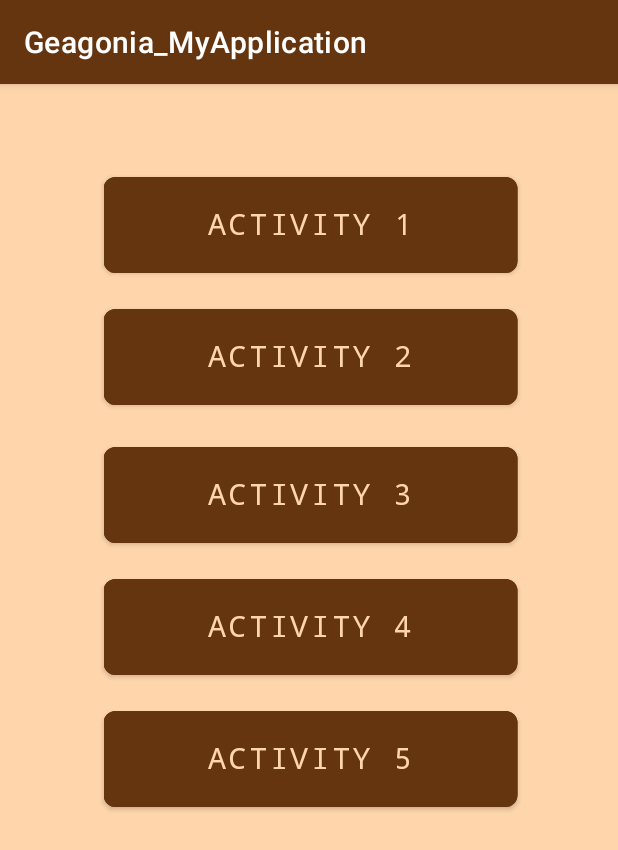
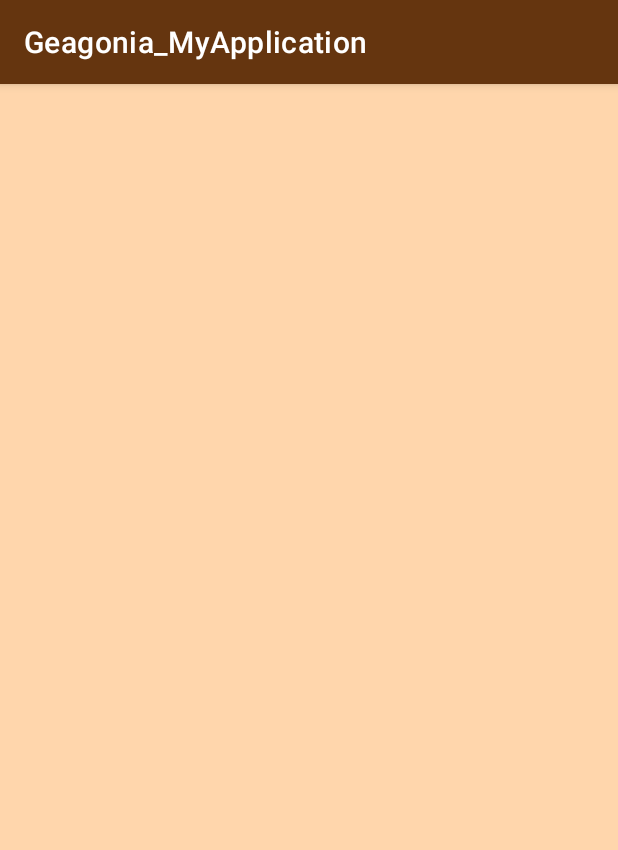
Before and after one commit to MarkYuriPG/Geagonia_MyApplication, an Android app: the screen it shows after launch (MainActivity before the commit, SMS after it), after a tap on "ACTIVITY 5", on a phone screen of 412 x 824 dp. Shown: the top 850 px of the screen. Run offline under Robolectric (Android 15) with nearby library versions, the phone set to English and light mode, and no system bars.

Commit message:
Add sms activity and intent on button activity 5

```diff
--- a/app/src/main/AndroidManifest.xml
+++ b/app/src/main/AndroidManifest.xml
@@ -11,6 +11,9 @@
         android:supportsRtl="true"
         android:theme="@style/Theme.Geagonia_MyApplication"
         tools:targetApi="31">
+        <activity
+            android:name=".SMS"
+            android:exported="false" />
         <activity
             android:name=".Activity_Registration"
             android:exported="false" />
--- a/app/src/main/java/com/example/geagonia_myapplication/MainActivity.java
+++ b/app/src/main/java/com/example/geagonia_myapplication/MainActivity.java
@@ -57,6 +57,8 @@ public class MainActivity extends AppCompatActivity implements View.OnClickListe
                 break;
             case R.id.bt_Activity5:
                 Toast.makeText(this, "Activity 5 button is clicked", Toast.LENGTH_SHORT).show();
+                Intent intent5 = new Intent(this, SMS.class);
+                startActivity(intent5);
                 break;
         }
     }
--- /dev/null
+++ b/app/src/main/java/com/example/geagonia_myapplication/SMS.java
@@ -0,0 +1,19 @@
+package com.example.geagonia_myapplication;
+
+import androidx.appcompat.app.AppCompatActivity;
+
+import android.graphics.drawable.ColorDrawable;
+import android.os.Bundle;
+
+import java.util.Objects;
+
+public class SMS extends AppCompatActivity {
+
+    @Override
+    protected void onCreate(Bundle savedInstanceState) {
+        super.onCreate(savedInstanceState);
+        setContentView(R.layout.activity_sms);
+        Objects.requireNonNull(getSupportActionBar()).setBackgroundDrawable(new ColorDrawable(getResources().getColor(R.color.caramel)));
+
+    }
+}
--- /dev/null
+++ b/app/src/main/res/layout/activity_sms.xml
@@ -0,0 +1,10 @@
+<?xml version="1.0" encoding="utf-8"?>
+<androidx.constraintlayout.widget.ConstraintLayout xmlns:android="http://schemas.android.com/apk/res/android"
+    xmlns:app="http://schemas.android.com/apk/res-auto"
+    xmlns:tools="http://schemas.android.com/tools"
+    android:layout_width="match_parent"
+    android:layout_height="match_parent"
+    tools:context=".SMS"
+    android:background="@color/amebg">
+
+</androidx.constraintlayout.widget.ConstraintLayout>
```
